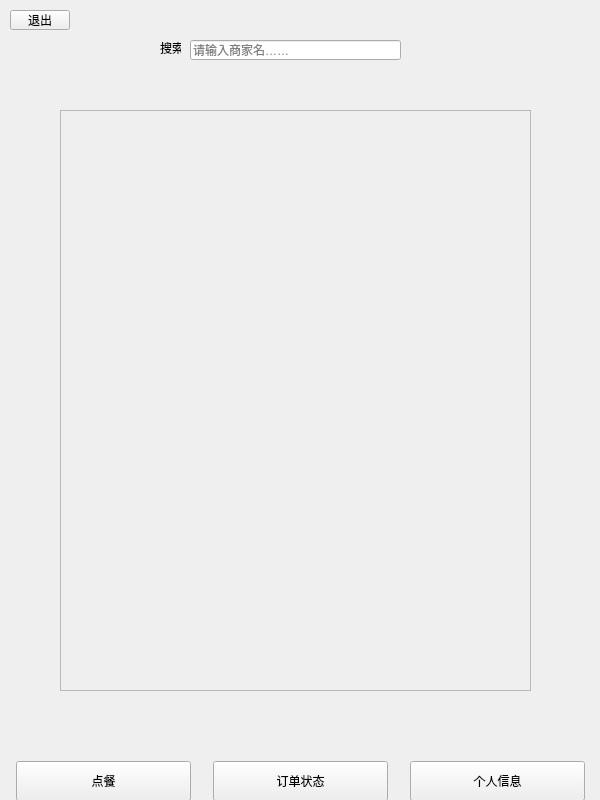
Qt form consumer/consumer_interface.ui (chichuxwx/Food-delivery-platform) before a commit.
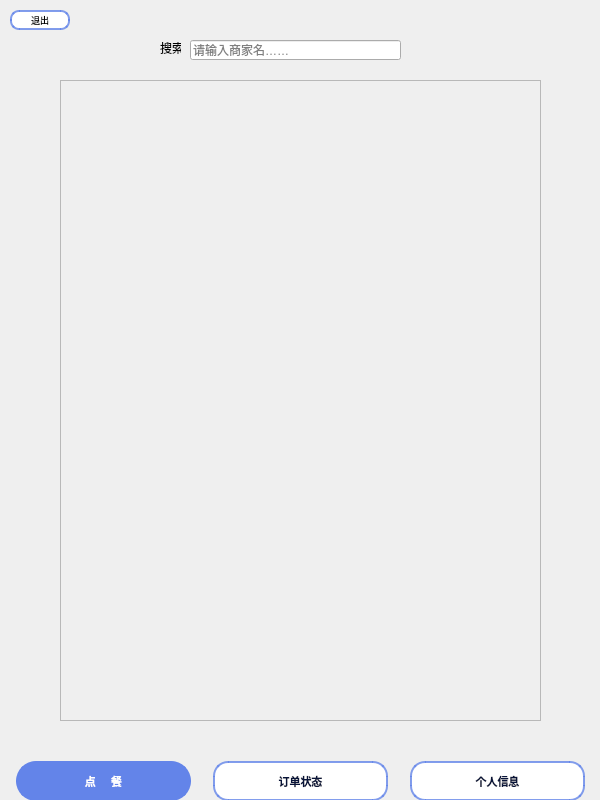
The same form after that commit. Icons and pictures are not drawn.

```diff
--- a/consumer/consumer_interface.ui
+++ b/consumer/consumer_interface.ui
@@ -25,6 +25,26 @@
   <property name="windowTitle">
    <string>Form</string>
   </property>
+  <property name="windowIcon">
+   <iconset resource="../Image.qrc">
+    <normaloff>:/image/lt_cml.jpg</normaloff>:/image/lt_cml.jpg</iconset>
+  </property>
+  <widget class="QLabel" name="label_10">
+   <property name="geometry">
+    <rect>
+     <x>0</x>
+     <y>0</y>
+     <width>600</width>
+     <height>800</height>
+    </rect>
+   </property>
+   <property name="styleSheet">
+    <string notr="true">background-image: url(:/image/bg_2.png);</string>
+   </property>
+   <property name="text">
+    <string/>
+   </property>
+  </widget>
   <widget class="QPushButton" name="pushButton">
    <property name="geometry">
     <rect>
@@ -46,6 +66,28 @@
      <height>20</height>
     </size>
    </property>
+   <property name="styleSheet">
+    <string notr="true">QPushButton {
+    background-color: #ffffff; /* 默认背景色，使用 #fad37f */
+    border: 2px solid rgba(99, 132, 233, 0.8); /* 边框颜色 */
+    border-radius: 9px; /* 圆角 */
+    color: #000000; /* 文本颜色，黑色 */
+    font-size: 9px;
+}
+
+QPushButton:hover {
+	color: #ffffff;
+    background-color: rgba(99, 132, 233, 0.8); /* 悬浮时背景颜色 */
+    border: none; /* 悬浮时无边框 */
+}
+
+QPushButton:pressed {
+    background-color: #b0c4de; /* 按下时背景颜色，稍微偏亮的蓝色 */
+    border-color: #4682b4; /* 按下时边框颜色 */
+    transform: scale(0.95); /* 按下时按钮略微缩小 */
+}
+</string>
+   </property>
    <property name="text">
     <string>退出</string>
    </property>
@@ -106,8 +148,35 @@
         <height>40</height>
        </size>
       </property>
+      <property name="font">
+       <font>
+        <pointsize>-1</pointsize>
+        <bold>true</bold>
+       </font>
+      </property>
+      <property name="styleSheet">
+       <string notr="true">QPushButton {
+    background-color: #6384e9; /* 默认背景色，蓝色 */
+    border: 2px solid #6384e9; /* 边框颜色与背景色相同 */
+    border-radius: 20px; /* 圆角 */
+    color: #ffffff; /* 文本颜色，白色 */
+    font-size: 11px;
+}
+
+QPushButton:hover {
+    background-color: #5076c6; /* 悬浮时背景色变深 */
+    border: 2px solid #5076c6; /* 悬浮时边框颜色变深 */
+}
+
+QPushButton:pressed {
+    background-color: #3a5d8f; /* 按下时背景色变得更深 */
+    border-color: #3a5d8f; /* 按下时边框颜色变得更深 */
+    transform: scale(0.95); /* 按下时按钮略微缩小 */
+}
+</string>
+      </property>
       <property name="text">
-       <string>点餐</string>
+       <string>点     餐</string>
       </property>
      </widget>
     </item>
@@ -131,6 +200,34 @@
         <height>40</height>
        </size>
       </property>
+      <property name="font">
+       <font>
+        <pointsize>-1</pointsize>
+        <bold>true</bold>
+       </font>
+      </property>
+      <property name="styleSheet">
+       <string notr="true">QPushButton {
+    background-color: #ffffff; /* 默认背景色，白色 */
+    border: 2px solid rgba(99, 132, 233, 0.8); /* 边框颜色 */
+    border-radius: 15px; /* 圆角 */
+    color: #081439; /* 文本颜色，深蓝色 */
+    font-size: 11px;
+}
+
+QPushButton:hover {
+	color: #ffffff;
+    background-color: rgba(99, 132, 233, 0.8); 
+    border: none; /* 悬浮时无边框 */
+}
+
+QPushButton:pressed {
+    background-color: #b0c4de; /* 按下时背景颜色，稍微偏亮的蓝色 */
+    border-color: #4682b4; /* 按下时边框颜色 */
+    transform: scale(0.95); /* 按下时按钮略微缩小 */
+}
+</string>
+      </property>
       <property name="text">
        <string>订单状态</string>
       </property>
@@ -156,6 +253,34 @@
         <height>40</height>
        </size>
       </property>
+      <property name="font">
+       <font>
+        <pointsize>-1</pointsize>
+        <bold>true</bold>
+       </font>
+      </property>
+      <property name="styleSheet">
+       <string notr="true">QPushButton {
+    background-color: #ffffff; /* 默认背景色，白色 */
+    border: 2px solid rgba(99, 132, 233, 0.8); /* 边框颜色 */
+    border-radius: 15px; /* 圆角 */
+    color: #081439; /* 文本颜色，深蓝色 */
+    font-size: 11px;
+}
+
+QPushButton:hover {
+	color: #ffffff;
+    background-color: rgba(99, 132, 233, 0.8); 
+    border: none; /* 悬浮时无边框 */
+}
+
+QPushButton:pressed {
+    background-color: #b0c4de; /* 按下时背景颜色，稍微偏亮的蓝色 */
+    border-color: #4682b4; /* 按下时边框颜色 */
+    transform: scale(0.95); /* 按下时按钮略微缩小 */
+}
+</string>
+      </property>
       <property name="text">
        <string>个人信息</string>
       </property>
@@ -167,9 +292,9 @@
    <property name="geometry">
     <rect>
      <x>60</x>
-     <y>110</y>
-     <width>471</width>
-     <height>581</height>
+     <y>80</y>
+     <width>481</width>
+     <height>641</height>
     </rect>
    </property>
    <property name="widgetResizable">
@@ -180,8 +305,8 @@
      <rect>
       <x>0</x>
       <y>0</y>
-      <width>469</width>
-      <height>579</height>
+      <width>479</width>
+      <height>639</height>
      </rect>
     </property>
    </widget>
```
Left out of the diff: 58 changed lines with no effect on the pictures.
